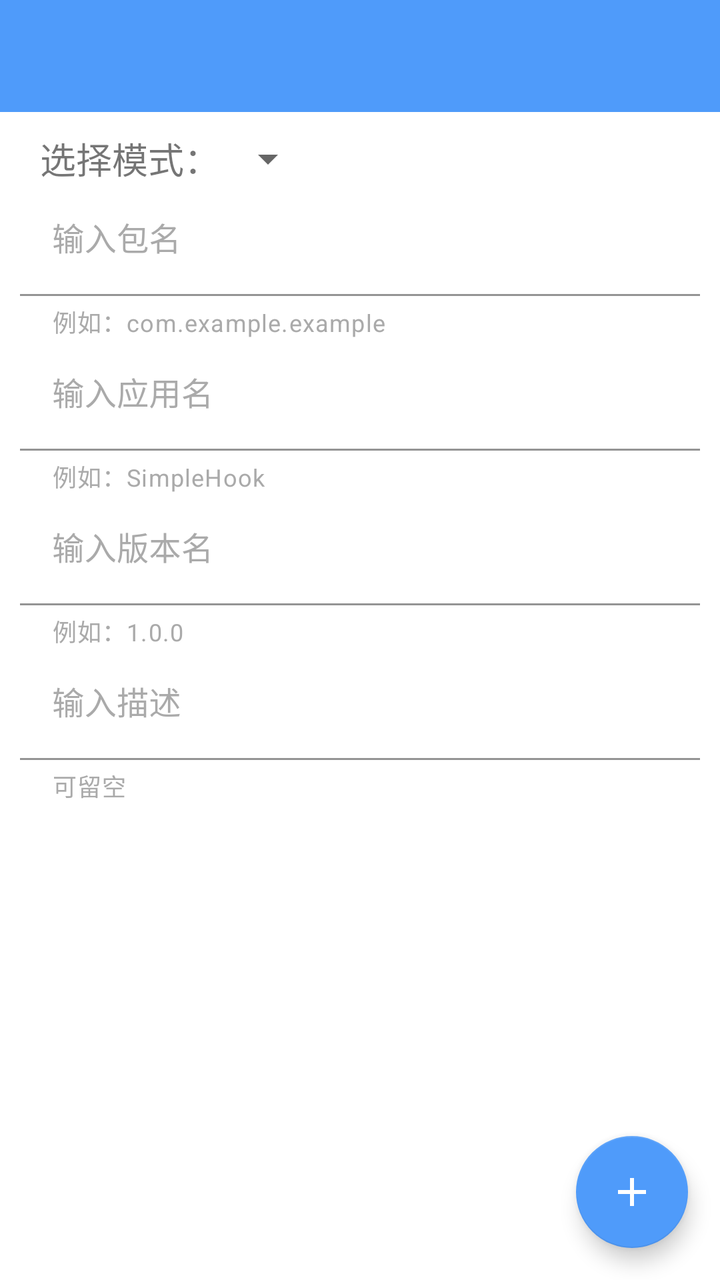
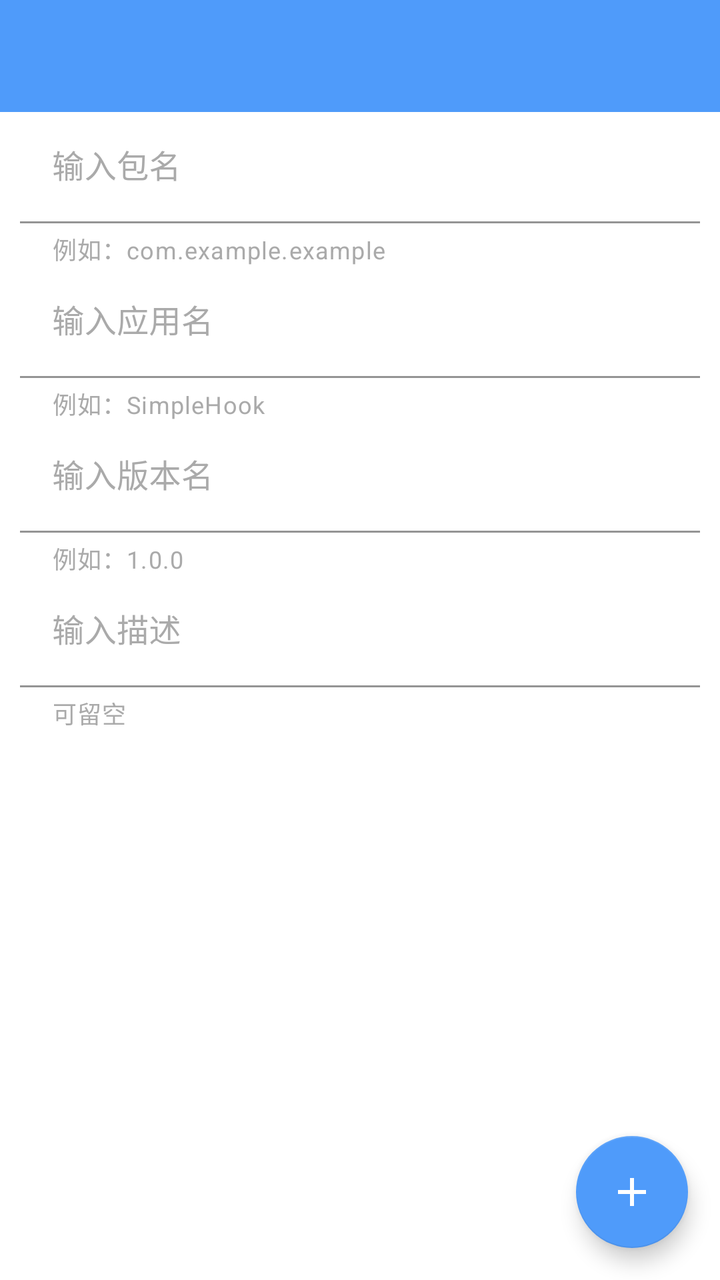

Before-and-after screenshots of an Android layout around one commit, followed by the original layout XML and the change that was made.
<!-- AndroidManifest.xml: application theme Theme.SimpleHook -->
<!-- res/layout/activity_config.xml -->
<?xml version="1.0" encoding="utf-8"?>
<androidx.constraintlayout.widget.ConstraintLayout xmlns:android="http://schemas.android.com/apk/res/android"
    xmlns:app="http://schemas.android.com/apk/res-auto"
    xmlns:tools="http://schemas.android.com/tools"
    android:layout_width="match_parent"
    android:layout_height="match_parent">

    <me.simpleHook.ui.custom.ProgressBar
        android:id="@+id/progressBar"
        style="?android:attr/progressBarStyle"
        android:layout_width="wrap_content"
        android:layout_height="wrap_content"
        android:visibility="gone"
        app:layout_constraintBottom_toBottomOf="parent"
        app:layout_constraintEnd_toEndOf="parent"
        app:layout_constraintStart_toStartOf="parent"
        app:layout_constraintTop_toTopOf="parent" />

    <androidx.appcompat.widget.Toolbar
        android:id="@+id/toolbar"
        android:layout_width="match_parent"
        android:layout_height="wrap_content"
        android:background="@color/colorPrimary"
        android:minHeight="?attr/actionBarSize"
        android:theme="@style/ThemeOverlay.AppCompat.Dark.ActionBar"
        app:layout_constraintEnd_toEndOf="parent"
        app:layout_constraintStart_toStartOf="parent"
        app:layout_constraintTop_toTopOf="parent"
        app:popupTheme="@style/ThemeOverlay.AppCompat.Light"
        app:titleTextColor="@color/white" />


    <com.google.android.material.floatingactionbutton.FloatingActionButton
        android:id="@+id/add_method_config"
        android:contentDescription="@string/add_method_config"
        android:src="@drawable/ic_add_24"
        style="@style/FloatButtonTheme"
        app:layout_constraintBottom_toBottomOf="parent"
        app:layout_constraintEnd_toEndOf="parent" />

    <androidx.core.widget.NestedScrollView
        android:id="@+id/nsv"
        android:layout_width="match_parent"
        android:layout_height="0dp"
        app:layout_constraintBottom_toBottomOf="parent"
        app:layout_constraintEnd_toEndOf="parent"
        app:layout_constraintStart_toStartOf="parent"
        app:layout_constraintTop_toBottomOf="@+id/toolbar"
        tools:context=".ui.fragment.AddFragment">

        <androidx.constraintlayout.widget.ConstraintLayout
            android:layout_width="match_parent"
            android:layout_height="wrap_content">

            <TextView
                android:id="@+id/textView3"
                android:layout_width="wrap_content"
                android:layout_height="wrap_content"
                android:layout_marginStart="20dp"
                android:layout_marginTop="10dp"
                android:text="@string/mode_select"
                android:textSize="18sp"
                app:layout_constraintStart_toStartOf="parent"
                app:layout_constraintTop_toTopOf="parent" />

            <Spinner
                android:id="@+id/mode_select_spinner"
                android:layout_width="0dp"
                android:layout_height="wrap_content"
                app:layout_constraintBottom_toBottomOf="@+id/textView3"
                app:layout_constraintStart_toEndOf="@+id/textView3"
                app:layout_constraintTop_toTopOf="@+id/textView3" />

            <com.google.android.material.textfield.TextInputLayout
                android:id="@+id/application_edit"
                android:layout_width="match_parent"
                android:layout_height="wrap_content"
                android:visibility="gone"
                app:helperText="@string/application_input_helper"
                app:layout_constraintEnd_toEndOf="parent"
                app:layout_constraintStart_toStartOf="parent"
                app:layout_constraintTop_toBottomOf="@+id/textView3">

                <com.google.android.material.textfield.TextInputEditText
                    style="@style/add_edit_text_style"
                    android:hint="@string/application_input_tip" />
            </com.google.android.material.textfield.TextInputLayout>

            <com.google.android.material.textfield.TextInputLayout
                android:id="@+id/packageName_input_layout"
                style="@style/add_text_input_layout_style"
                app:helperText="@string/package_input_helper"
                app:layout_constraintEnd_toEndOf="parent"
                app:layout_constraintStart_toStartOf="parent"
                app:layout_constraintTop_toBottomOf="@+id/application_edit">

                <com.google.android.material.textfield.TextInputEditText
                    android:id="@+id/packageName_edit"
                    style="@style/add_edit_text_style"
                    android:hint="@string/package_input_tip" />
            </com.google.android.material.textfield.TextInputLayout>

            <com.google.android.material.textfield.TextInputLayout
                android:id="@+id/textInputLayout5"
                style="@style/add_text_input_layout_style"
                app:helperText="@string/app_name_input_helper"
                app:layout_constraintEnd_toEndOf="parent"
                app:layout_constraintStart_toStartOf="parent"
                app:layout_constraintTop_toBottomOf="@+id/packageName_input_layout">

                <com.google.android.material.textfield.TextInputEditText
                    android:id="@+id/app_name_edit"
                    style="@style/add_edit_text_style"
                    android:hint="@string/app_name_input_tip" />
            </com.google.android.material.textfield.TextInputLayout>

            <com.google.android.material.textfield.TextInputLayout
                android:id="@+id/textInputLayout6"
                style="@style/add_text_input_layout_style"
                app:helperText="@string/version_input_helper"
                app:layout_constraintStart_toStartOf="parent"
                app:layout_constraintTop_toBottomOf="@+id/textInputLayout5">

                <com.google.android.material.textfield.TextInputEditText
                    android:id="@+id/app_version_name_edit"
                    style="@style/add_edit_text_style"
                    android:hint="@string/version_input_tip" />
            </com.google.android.material.textfield.TextInputLayout>

            <com.google.android.material.textfield.TextInputLayout
                android:id="@+id/textInputLayout7"
                style="@style/add_text_input_layout_style"
                app:helperText="可留空"
                app:layout_constraintEnd_toEndOf="parent"
                app:layout_constraintStart_toStartOf="parent"
                app:layout_constraintTop_toBottomOf="@+id/textInputLayout6">

                <com.google.android.material.textfield.TextInputEditText
                    android:id="@+id/desc_string_edit"
                    style="@style/add_edit_text_style"
                    android:hint="@string/description_input_tip" />
            </com.google.android.material.textfield.TextInputLayout>

            <androidx.recyclerview.widget.RecyclerView
                android:id="@+id/configRV"
                android:layout_width="match_parent"
                android:layout_height="wrap_content"
                app:layout_constraintBottom_toBottomOf="parent"
                app:layout_constraintEnd_toEndOf="parent"
                app:layout_constraintStart_toStartOf="parent"
                app:layout_constraintTop_toBottomOf="@+id/textInputLayout7" />

        </androidx.constraintlayout.widget.ConstraintLayout>

    </androidx.core.widget.NestedScrollView>

</androidx.constraintlayout.widget.ConstraintLayout>
<!-- resources referenced by this layout -->
<resources>
  <color name="colorPrimary">#4F9BFA</color>
  <color name="white">#FFFFFFFF</color>
  <!-- drawable ic_add_24 (drawable) -->
  <vector android:height="24dp" android:tint="#FFFFFF"
      android:viewportHeight="24" android:viewportWidth="24"
      android:width="24dp" xmlns:android="http://schemas.android.com/apk/res/android">
      <path android:fillColor="@android:color/white" android:pathData="M19,13h-6v6h-2v-6H5v-2h6V5h2v6h6v2z"/>
  </vector>
  <string name="add_method_config">添加方法配置</string>
  <string name="app_name_input_helper">例如：SimpleHook</string>
  <string name="app_name_input_tip">输入应用名</string>
  <string name="application_input_helper">例如：com.example.MyApplication</string>
  <string name="application_input_tip">输入入口名</string>
  <string name="description_input_tip">输入描述</string>
  <string name="mode_select">选择模式：</string>
  <string name="package_input_helper">例如：com.example.example</string>
  <string name="package_input_tip">输入包名</string>
  <string name="version_input_helper">例如：1.0.0</string>
  <string name="version_input_tip">输入版本名</string>
  <style name="FloatButtonTheme" parent="Theme.SimpleHook">
          <item name="tint">@color/white</item>
          <item name="android:layout_width">wrap_content</item>
          <item name="android:layout_height">wrap_content</item>
          <item name="android:layout_margin">16dp</item>
      </style>
  <style name="add_edit_text_style">
          <item name="android:layout_width">match_parent</item>
          <item name="android:layout_height">wrap_content</item>
          <item name="android:background">@android:color/transparent</item>
      </style>
  <style name="add_text_input_layout_style">
          <item name="android:layout_marginStart">10dp</item>
          <item name="android:layout_marginEnd">10dp</item>
          <item name="android:layout_width">match_parent</item>
          <item name="android:layout_height">wrap_content</item>
          <item name="helperTextTextColor">@android:color/darker_gray</item>
          <item name="android:textColorHint">@android:color/darker_gray</item>
      </style>
  <style name="Theme.SimpleHook" parent="Theme.MaterialComponents.DayNight.NoActionBar">
          
          <item name="colorPrimary">#65A3F0</item>
          <item name="colorPrimaryVariant">#4F9BFA</item>
          <item name="colorOnPrimary">@color/white</item>
          
          <item name="colorSecondary">@color/teal_200</item>
          <item name="colorSecondaryVariant">@color/teal_700</item>
          <item name="colorOnSecondary">@color/black</item>
          
          <item name="android:statusBarColor" tools:targetApi="l">?attr/colorPrimaryVariant</item>
          
      </style>
  <color name="teal_200">@color/colorPrimary</color>
  <color name="teal_700">@color/colorPrimaryVariant</color>
  <color name="black">#FF000000</color>
  <color name="colorPrimaryVariant">#4F9BFA</color>
</resources>

<!-- the commit's change to res/layout/activity_config.xml (unified diff, before → after) -->
@@ -60,10 +60,12 @@
                 android:layout_marginTop="10dp"
                 android:text="@string/mode_select"
                 android:textSize="18sp"
+                android:visibility="gone"
                 app:layout_constraintStart_toStartOf="parent"
                 app:layout_constraintTop_toTopOf="parent" />
 
             <Spinner
+                android:visibility="gone"
                 android:id="@+id/mode_select_spinner"
                 android:layout_width="0dp"
                 android:layout_height="wrap_content"
